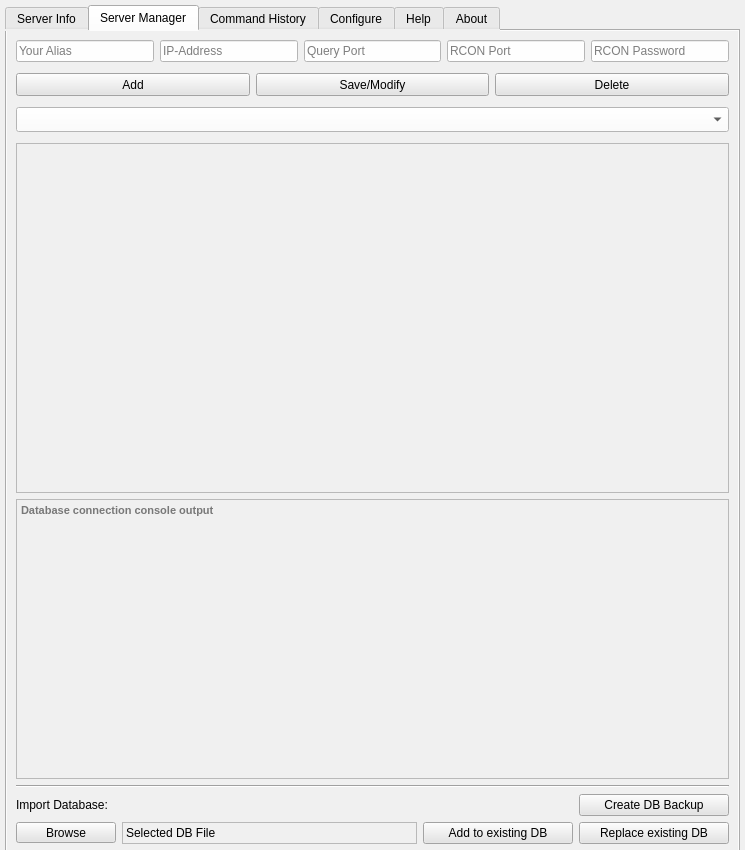
The window that source_files/isrt_gui_v0.7.ui (sargolin/ISRT-Insurgency-Sandstorm-RCON-TOOL-and-Mapchanger) describes before a commit, drawn with Qt 5.
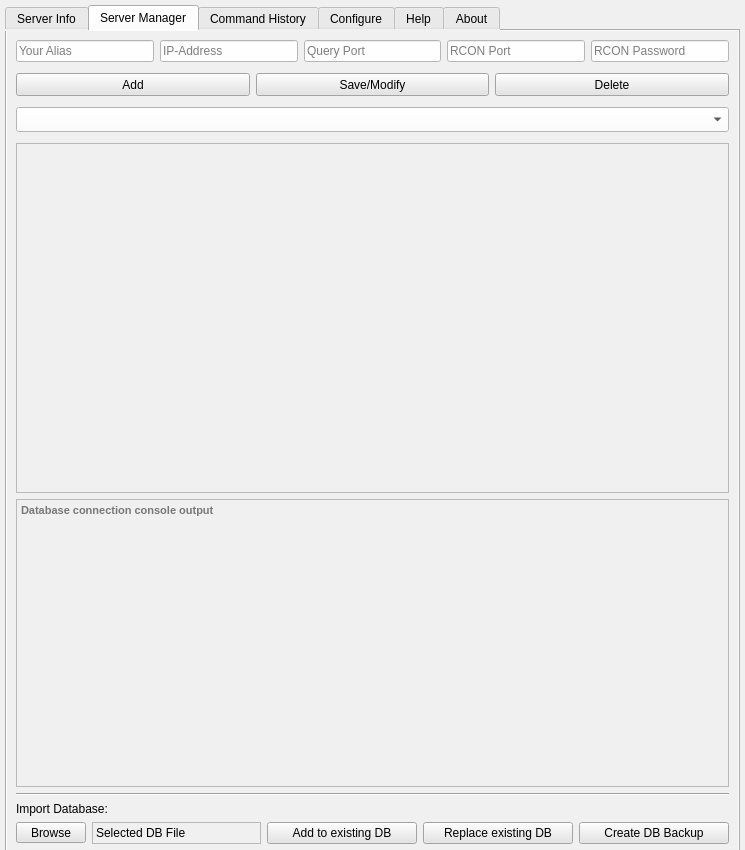
The same window after the commit. The open tabs and pages were chosen to show the change. Icons and pictures are not drawn.

```diff
--- a/source_files/isrt_gui_v0.7.ui
+++ b/source_files/isrt_gui_v0.7.ui
@@ -2197,29 +2197,6 @@
              </property>
             </widget>
            </item>
-           <item>
-            <widget class="QPushButton" name="btn_exec_db_backup">
-             <property name="minimumSize">
-              <size>
-               <width>150</width>
-               <height>0</height>
-              </size>
-             </property>
-             <property name="maximumSize">
-              <size>
-               <width>150</width>
-               <height>16777215</height>
-              </size>
-             </property>
-             <property name="styleSheet">
-              <string notr="true">background-color:rgb(228, 228, 228)
-</string>
-             </property>
-             <property name="text">
-              <string>Create DB Backup</string>
-             </property>
-            </widget>
-           </item>
           </layout>
          </item>
          <item>
@@ -2228,7 +2205,7 @@
             <widget class="QToolButton" name="btn_select_database">
              <property name="minimumSize">
               <size>
-               <width>100</width>
+               <width>70</width>
                <height>0</height>
               </size>
              </property>
@@ -2245,7 +2222,7 @@
             <widget class="QLabel" name="label_selected_db">
              <property name="minimumSize">
               <size>
-               <width>200</width>
+               <width>150</width>
                <height>0</height>
               </size>
              </property>
@@ -2306,6 +2283,29 @@
              </property>
             </widget>
            </item>
+           <item>
+            <widget class="QPushButton" name="btn_exec_db_backup">
+             <property name="minimumSize">
+              <size>
+               <width>150</width>
+               <height>0</height>
+              </size>
+             </property>
+             <property name="maximumSize">
+              <size>
+               <width>150</width>
+               <height>16777215</height>
+              </size>
+             </property>
+             <property name="styleSheet">
+              <string notr="true">background-color:rgb(228, 228, 228)
+</string>
+             </property>
+             <property name="text">
+              <string>Create DB Backup</string>
+             </property>
+            </widget>
+           </item>
           </layout>
          </item>
         </layout>
```
